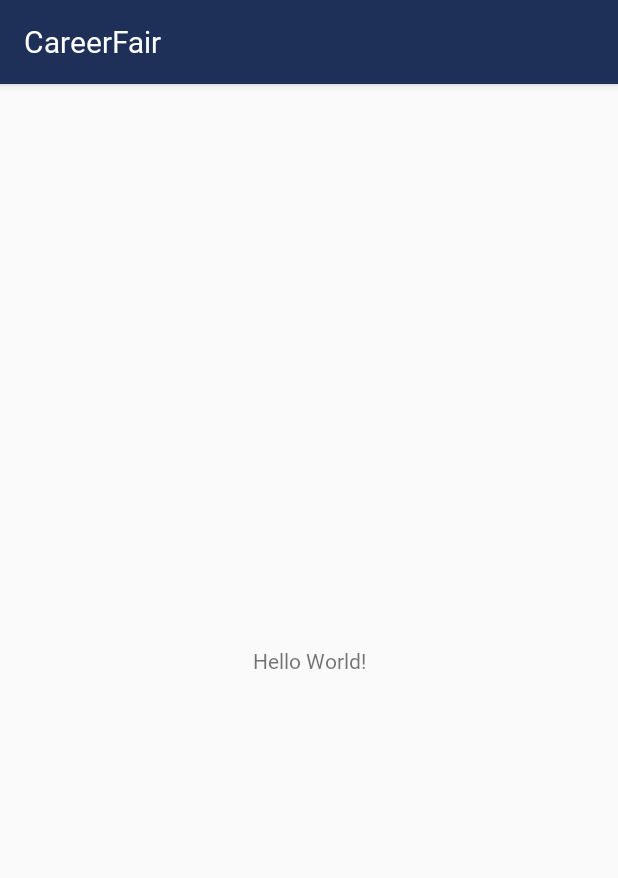
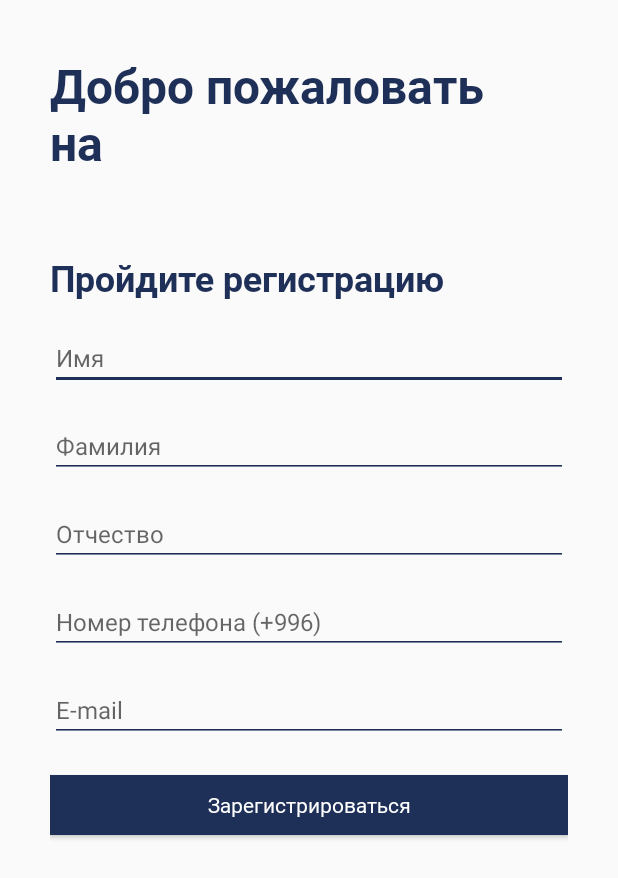
Before and after one commit to Alybaev/CareerFair, an Android app: the screen it shows after launch (MainActivity before the commit, LoginActivity after it), on a phone screen of 412 x 824 dp. Shown: the top 878 px of the screen. Run offline under Robolectric (Android 15) with nearby library versions, the phone set to English and light mode, and no system bars.

Commit message:
Finished UI part of login activity

```diff
--- a/app/build.gradle
+++ b/app/build.gradle
@@ -24,7 +24,7 @@ android {
 
 dependencies {
     implementation fileTree(dir: 'libs', include: ['*.jar'])
-    implementation"org.jetbrains.kotlin:kotlin-stdlib-jdk7:$kotlin_version"
+    implementation "org.jetbrains.kotlin:kotlin-stdlib-jdk7:$kotlin_version"
     implementation 'com.android.support:appcompat-v7:28.0.0-alpha1'
     implementation 'com.android.support.constraint:constraint-layout:1.1.2'
     testImplementation 'junit:junit:4.12'
--- a/app/src/main/java/kg/neobis/careerfair/ui/LoginActivity.kt
+++ b/app/src/main/java/kg/neobis/careerfair/ui/LoginActivity.kt
@@ -1,13 +1,31 @@
 package kg.neobis.careerfair.ui
 
+import android.content.Intent
 import android.os.Bundle
 import android.support.v7.app.AppCompatActivity
+import android.view.View
 import kg.neobis.careerfair.R
+import kg.neobis.careerfair.ui.MainMenuActivity.MainMenuActivity
+import kotlinx.android.synthetic.main.activity_login.*
 
 class LoginActivity : AppCompatActivity(){
 
     override fun onCreate(savedInstanceState: Bundle?) {
         super.onCreate(savedInstanceState)
         setContentView(R.layout.activity_login)
+        init()
+    }
+
+    private fun init() {
+        initListeners()
+    }
+
+    private fun initListeners() {
+        login_button.setOnClickListener{
+
+            startActivity( Intent(this,MainMenuActivity :: class.java))
+
+
+        }
     }
 }
--- a/app/src/main/res/layout/activity_login.xml
+++ b/app/src/main/res/layout/activity_login.xml
@@ -1,12 +1,10 @@
 <?xml version="1.0" encoding="utf-8"?>
 <LinearLayout xmlns:android="http://schemas.android.com/apk/res/android"
-    xmlns:app="http://schemas.android.com/apk/res-auto"
-    android:orientation="vertical"
     android:layout_width="match_parent"
     android:layout_height="match_parent"
+    android:orientation="vertical"
     android:paddingLeft="33dp"
-    android:paddingRight="33dp"
-    style="@style/NoActionBar">
+    android:paddingRight="33dp">
 
     <TextView
         android:id="@+id/some_id"
@@ -30,31 +28,50 @@
         android:text="@string/pass_registration_text"
         android:textAppearance="@style/TitleTextStyle"
         android:textSize="24sp" />
+
     <EditText
         android:id="@+id/name_edit"
-        android:hint="Имя"
         style="@style/FillRegistrationStyle"
-        />
+        android:hint="@string/input_name"
+        android:inputType="textPersonName"/>
+
     <EditText
-        android:id="@+id/family_edit"
-        android:hint="Фамилия"
+        android:id="@+id/surname_edit"
         style="@style/FillRegistrationStyle"
-        />
+        android:hint="@string/input_surname"
+        android:inputType="textPersonName"/>
+
     <EditText
         android:id="@+id/father_name_edit"
-        android:hint="Отчество"
         style="@style/FillRegistrationStyle"
-        />
+        android:hint="@string/input_father_name"
+        android:inputType="textPersonName"/>
+
     <EditText
         android:id="@+id/telephone_number_edit"
-        android:hint="Номер телефона (+996)"
         style="@style/FillRegistrationStyle"
-        />
+        android:hint="@string/input_mobile"
+
+        android:inputType="phone"/>
+
     <EditText
         android:id="@+id/email_edit"
-        android:hint="E-mail"
         style="@style/FillRegistrationStyle"
+        android:hint="@string/input_email"
+        android:inputType="textEmailAddress"
         />
+
+    <Button
+        android:layout_width="match_parent"
+        android:layout_height="40dp"
+        android:id="@+id/login_button"
+        android:fontFamily="@font/roboto_regular"
+        android:text="Зарегистрироваться"
+        android:textColor="#FFFFFF"
+
+        android:textAllCaps="false"
+        android:background="@color/colorPrimary"
+        android:layout_marginTop="22dp"/>
 
 
 </LinearLayout>
--- a/app/src/main/res/values/strings.xml
+++ b/app/src/main/res/values/strings.xml
@@ -3,4 +3,9 @@
     <string name="welcome_text">Добро пожаловать на</string>
     <string name="career_fair">Career Fair</string>
     <string name="pass_registration_text">Пройдите регистрацию</string>
+    <string name="input_father_name">Отчество</string>
+    <string name="input_surname">Фамилия</string>
+    <string name="input_name">Имя</string>
+    <string name="input_mobile">Номер телефона (+996)</string>
+    <string name="input_email">E-mail</string>
 </resources>
--- a/app/src/main/res/values/styles.xml
+++ b/app/src/main/res/values/styles.xml
@@ -19,9 +19,14 @@
         <item name="android:fontFamily">@font/roboto_regular</item>
     </style>
 
-    <style name="NoActionBar">
+    <style name="NoActionBar" parent="Theme.AppCompat.Light.NoActionBar">
         <item name="android:windowActionBar">false</item>
         <item name="android:windowNoTitle">true</item>
+
+        <item name="colorPrimary">@color/colorPrimary</item>
+        <item name="colorPrimaryDark">@color/colorPrimaryDark</item>
+        <item name="colorAccent">@color/colorAccent</item>
+
     </style>
 
     <style name="TitleTextStyle">
```
Also changed, not shown: app/src/main/AndroidManifest.xml (+5 -3 lines), app/src/main/java/kg/neobis/careerfair/ui/MainMenuActivity/MainMenuActivity.kt (added, +13 -0 lines), app/src/main/res/layout/activity_main_menu.xml (added, +9 -0 lines).
